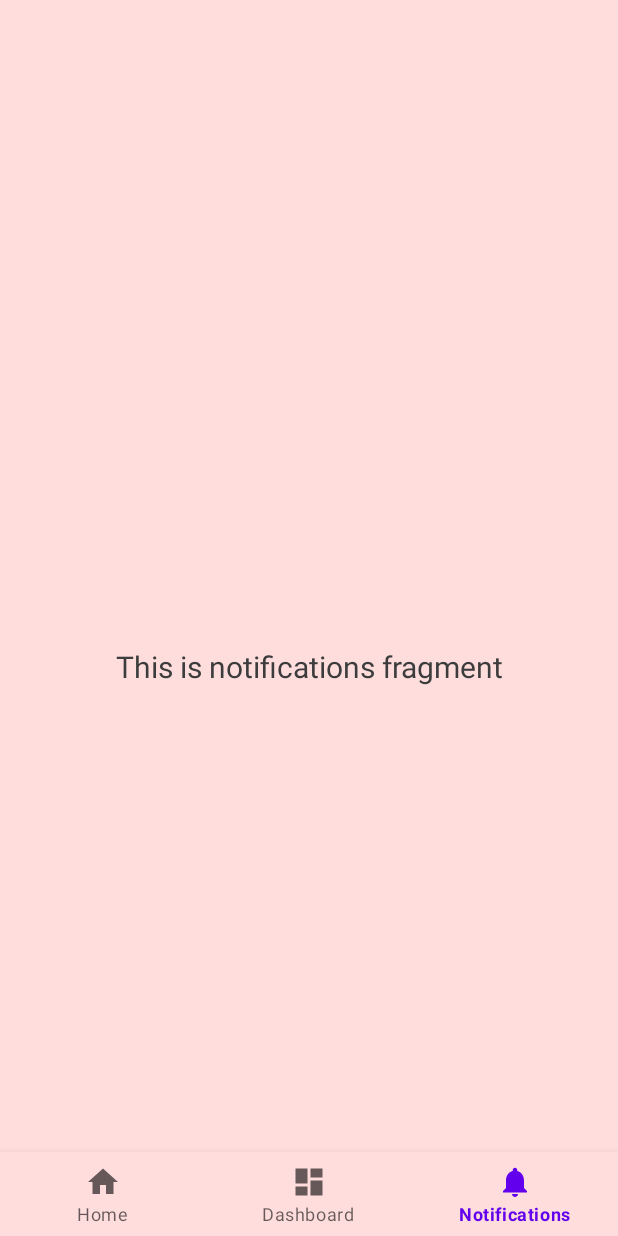
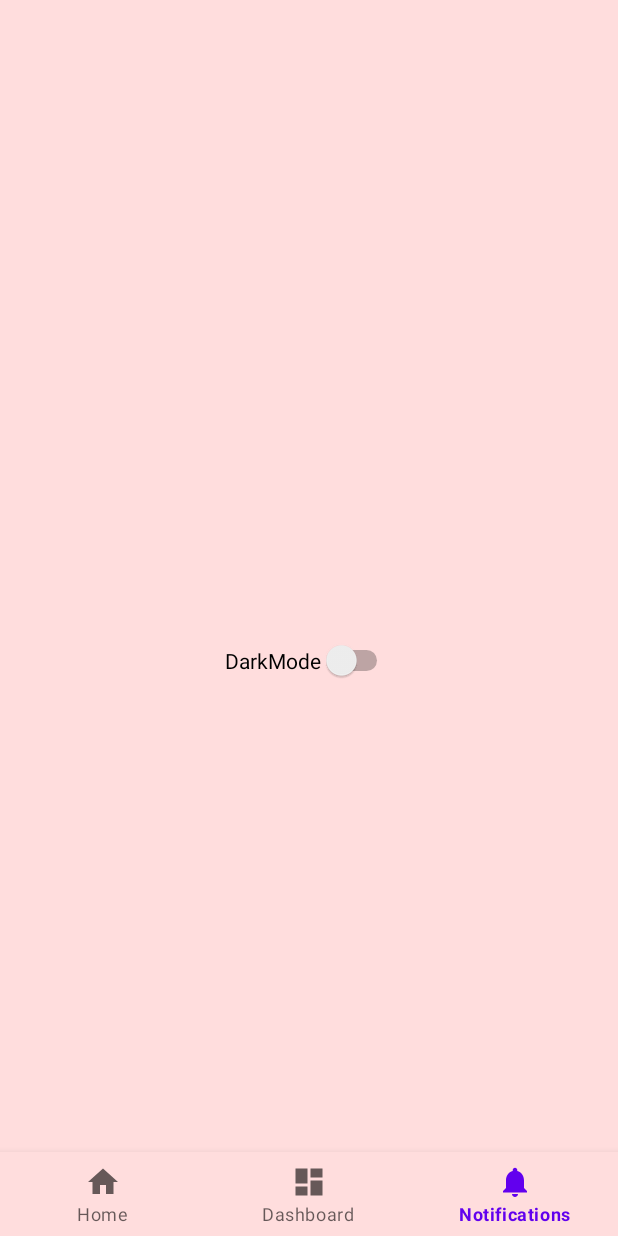
Before and after one commit to KisCode/DayNightTheme, an Android app: the NavigatorActivity screen opened directly, with no data from a screen before it, item 3 of the bottom bar chosen, on a phone screen of 412 x 824 dp. Run offline under Robolectric (Android 15) with nearby library versions, the phone set to English and light mode, and no system bars; our stand-ins replace navigation-ui.

Commit message:
Manual switch DarkMode

```diff
--- a/app/src/main/java/com/kiscode/daynight/ui/notifications/NotificationsFragment.java
+++ /dev/null
@@ -1,44 +0,0 @@
-package com.kiscode.daynight.ui.notifications;
-
-import android.os.Bundle;
-import android.view.LayoutInflater;
-import android.view.View;
-import android.view.ViewGroup;
-import android.widget.TextView;
-import androidx.annotation.NonNull;
-import androidx.annotation.Nullable;
-import androidx.fragment.app.Fragment;
-import androidx.lifecycle.Observer;
-import androidx.lifecycle.ViewModelProvider;
-import com.kiscode.daynight.R;
-import com.kiscode.daynight.databinding.FragmentNotificationsBinding;
-
-public class NotificationsFragment extends Fragment {
-
-    private NotificationsViewModel notificationsViewModel;
-private FragmentNotificationsBinding binding;
-
-    public View onCreateView(@NonNull LayoutInflater inflater,
-            ViewGroup container, Bundle savedInstanceState) {
-        notificationsViewModel =
-                new ViewModelProvider(this).get(NotificationsViewModel.class);
-
-    binding = FragmentNotificationsBinding.inflate(inflater, container, false);
-    View root = binding.getRoot();
-
-        final TextView textView = binding.textNotifications;
-        notificationsViewModel.getText().observe(getViewLifecycleOwner(), new Observer<String>() {
-            @Override
-            public void onChanged(@Nullable String s) {
-                textView.setText(s);
-            }
-        });
-        return root;
-    }
-
-@Override
-    public void onDestroyView() {
-        super.onDestroyView();
-        binding = null;
-    }
-}
--- a/app/src/main/java/com/kiscode/daynight/ui/notifications/NotificationsViewModel.java
+++ /dev/null
@@ -1,19 +0,0 @@
-package com.kiscode.daynight.ui.notifications;
-
-import androidx.lifecycle.LiveData;
-import androidx.lifecycle.MutableLiveData;
-import androidx.lifecycle.ViewModel;
-
-public class NotificationsViewModel extends ViewModel {
-
-    private MutableLiveData<String> mText;
-
-    public NotificationsViewModel() {
-        mText = new MutableLiveData<>();
-        mText.setValue("This is notifications fragment");
-    }
-
-    public LiveData<String> getText() {
-        return mText;
-    }
-}
--- /dev/null
+++ b/app/src/main/java/com/kiscode/daynight/ui/setting/SettingsFragment.java
@@ -0,0 +1,42 @@
+package com.kiscode.daynight.ui.setting;
+
+import android.os.Bundle;
+import android.view.LayoutInflater;
+import android.view.View;
+import android.view.ViewGroup;
+
+import androidx.annotation.NonNull;
+import androidx.fragment.app.Fragment;
+
+import com.kiscode.daynight.databinding.FragmentNotificationsBinding;
+import com.kiscode.daynight.util.ThemeHelper;
+
+public class SettingsFragment extends Fragment {
+
+    private FragmentNotificationsBinding binding;
+
+    public View onCreateView(@NonNull LayoutInflater inflater,
+                             ViewGroup container, Bundle savedInstanceState) {
+
+        binding = FragmentNotificationsBinding.inflate(inflater, container, false);
+        binding.switchDarkMode.setOnCheckedChangeListener((buttonView, isChecked) -> {
+            if (isChecked) {
+                //强制暗黑模式
+                ThemeHelper.applyTheme(ThemeHelper.DARK_MODE);
+            } else {
+                //跟随系统
+                ThemeHelper.applyTheme(ThemeHelper.DEFAULT_MODE);
+            }
+        });
+        View root = binding.getRoot();
+
+
+        return root;
+    }
+
+    @Override
+    public void onDestroyView() {
+        super.onDestroyView();
+        binding = null;
+    }
+}
--- a/app/src/main/res/layout/fragment_notifications.xml
+++ b/app/src/main/res/layout/fragment_notifications.xml
@@ -5,19 +5,15 @@
     xmlns:tools="http://schemas.android.com/tools"
     android:layout_width="match_parent"
     android:layout_height="match_parent"
-    tools:context=".ui.notifications.NotificationsFragment" >
+    tools:context=".ui.setting.SettingsFragment" >
 
-    <TextView
-        android:id="@+id/text_notifications"
-        android:layout_width="match_parent"
+    <Switch
+        android:id="@+id/switch_dark_mode"
+        android:layout_width="wrap_content"
         android:layout_height="wrap_content"
-        android:layout_marginStart="8dp"
-        android:layout_marginTop="8dp"
-        android:layout_marginEnd="8dp"
-        android:textAlignment="center"
-        android:textSize="20sp"
+        android:text="DarkMode"
+        app:layout_constraintBottom_toBottomOf="parent"
         app:layout_constraintEnd_toEndOf="parent"
         app:layout_constraintStart_toStartOf="parent"
-        app:layout_constraintTop_toTopOf="parent"
-        app:layout_constraintBottom_toBottomOf="parent" />
+        app:layout_constraintTop_toTopOf="parent" />
 </androidx.constraintlayout.widget.ConstraintLayout>
--- a/app/src/main/res/navigation/mobile_navigation.xml
+++ b/app/src/main/res/navigation/mobile_navigation.xml
@@ -19,7 +19,7 @@
 
     <fragment
         android:id="@+id/navigation_notifications"
-        android:name="com.kiscode.daynight.ui.notifications.NotificationsFragment"
+        android:name="com.kiscode.daynight.ui.setting.SettingsFragment"
         android:label="@string/title_notifications"
         tools:layout="@layout/fragment_notifications" />
 </navigation>
```
Also changed, not shown: app/src/main/java/com/kiscode/daynight/MainActivity.java (+54 -0 lines), app/src/main/java/com/kiscode/daynight/util/ThemeHelper.java (added, +53 -0 lines), app/src/main/res/layout/activity_main.xml (+10 -8 lines), 1 other file.
